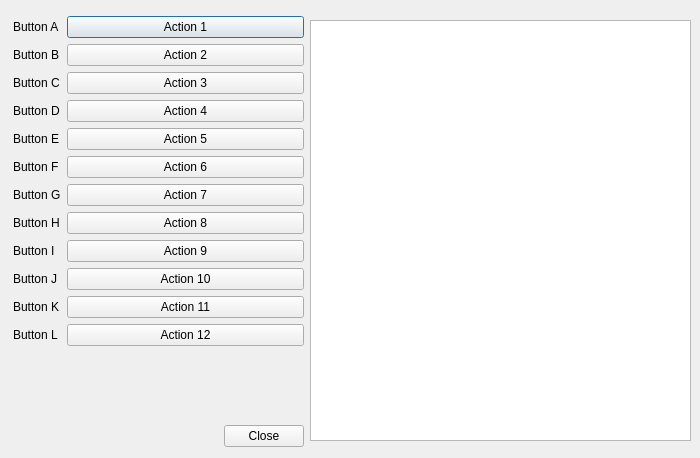
This is rov_chall_ui/keybindings.ui in rameziophobia/ROV_Challenge as Qt 5 draws it before an edit. The edited form follows.
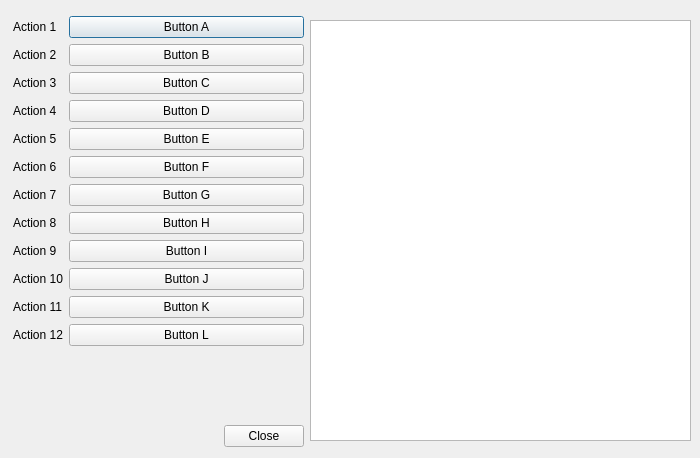
This is the edited form.

Commit message:
fixed key bindings UI
changed key bindings UI buttons and labels text

```diff
--- a/rov_chall_ui/keybindings.ui
+++ b/rov_chall_ui/keybindings.ui
@@ -43,168 +43,168 @@
       <item row="4" column="0">
        <widget class="QLabel" name="label">
         <property name="text">
-         <string>Button E</string>
+         <string>Action 5</string>
         </property>
        </widget>
       </item>
       <item row="5" column="0">
        <widget class="QLabel" name="label_2">
         <property name="text">
-         <string>Button F</string>
+         <string>Action 6</string>
         </property>
        </widget>
       </item>
       <item row="6" column="0">
        <widget class="QLabel" name="label_3">
         <property name="text">
-         <string>Button G</string>
+         <string>Action 7</string>
         </property>
        </widget>
       </item>
       <item row="7" column="0">
        <widget class="QLabel" name="label_4">
         <property name="text">
-         <string>Button H</string>
+         <string>Action 8</string>
         </property>
        </widget>
       </item>
       <item row="8" column="0">
        <widget class="QLabel" name="label_5">
         <property name="text">
-         <string>Button I</string>
+         <string>Action 9</string>
         </property>
        </widget>
       </item>
       <item row="9" column="0">
        <widget class="QLabel" name="label_6">
         <property name="text">
-         <string>Button J</string>
+         <string>Action 10</string>
         </property>
        </widget>
       </item>
       <item row="10" column="0">
        <widget class="QLabel" name="label_7">
         <property name="text">
-         <string>Button K</string>
+         <string>Action 11</string>
         </property>
        </widget>
       </item>
       <item row="11" column="0">
        <widget class="QLabel" name="label_8">
         <property name="text">
-         <string>Button L</string>
+         <string>Action 12</string>
         </property>
        </widget>
       </item>
       <item row="3" column="0">
        <widget class="QLabel" name="label_9">
         <property name="text">
-         <string>Button D</string>
+         <string>Action 4</string>
         </property>
        </widget>
       </item>
       <item row="2" column="0">
        <widget class="QLabel" name="label_10">
         <property name="text">
-         <string>Button C</string>
+         <string>Action 3</string>
         </property>
        </widget>
       </item>
       <item row="1" column="0">
        <widget class="QLabel" name="label_11">
         <property name="text">
-         <string>Button B</string>
+         <string>Action 2</string>
         </property>
        </widget>
       </item>
       <item row="0" column="0">
        <widget class="QLabel" name="label_12">
         <property name="text">
-         <string>Button A</string>
+         <string>Action 1</string>
         </property>
        </widget>
       </item>
       <item row="0" column="1">
        <widget class="QPushButton" name="pushButtonA">
         <property name="text">
-         <string>Action 1</string>
+         <string>Button A</string>
         </property>
        </widget>
       </item>
       <item row="1" column="1">
        <widget class="QPushButton" name="pushButtonB">
         <property name="text">
-         <string>Action 2</string>
+         <string>Button B</string>
         </property>
        </widget>
       </item>
       <item row="2" column="1">
        <widget class="QPushButton" name="pushButtonC">
         <property name="text">
-         <string>Action 3</string>
+         <string>Button C</string>
         </property>
        </widget>
       </item>
       <item row="3" column="1">
        <widget class="QPushButton" name="pushButtonD">
         <property name="text">
-         <string>Action 4</string>
+         <string>Button D</string>
         </property>
        </widget>
       </item>
       <item row="4" column="1">
        <widget class="QPushButton" name="pushButtonE">
         <property name="text">
-         <string>Action 5</string>
+         <string>Button E</string>
         </property>
        </widget>
       </item>
       <item row="5" column="1">
        <widget class="QPushButton" name="pushButtonF">
         <property name="text">
-         <string>Action 6</string>
+         <string>Button F</string>
         </property>
        </widget>
       </item>
       <item row="6" column="1">
        <widget class="QPushButton" name="pushButtonG">
         <property name="text">
-         <string>Action 7</string>
+         <string>Button G</string>
         </property>
        </widget>
       </item>
       <item row="7" column="1">
        <widget class="QPushButton" name="pushButtonH">
         <property name="text">
-         <string>Action 8</string>
+         <string>Button H</string>
         </property>
        </widget>
       </item>
       <item row="8" column="1">
        <widget class="QPushButton" name="pushButtonI">
         <property name="text">
-         <string>Action 9</string>
+         <string>Button I</string>
         </property>
        </widget>
       </item>
       <item row="9" column="1">
        <widget class="QPushButton" name="pushButtonJ">
         <property name="text">
-         <string>Action 10</string>
+         <string>Button J</string>
         </property>
        </widget>
       </item>
       <item row="10" column="1">
        <widget class="QPushButton" name="pushButtonK">
         <property name="text">
-         <string>Action 11</string>
+         <string>Button K</string>
         </property>
        </widget>
       </item>
       <item row="11" column="1">
        <widget class="QPushButton" name="pushButtonL">
         <property name="text">
-         <string>Action 12</string>
+         <string>Button L</string>
         </property>
        </widget>
       </item>
```
Left out of the diff: 2 changed lines with no effect on the pictures.
